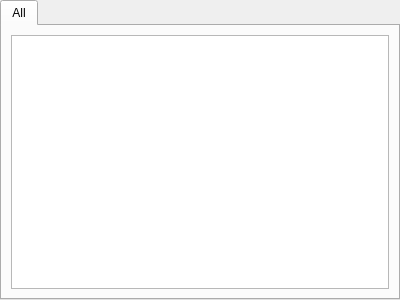
Qt form source/VIEW/WIDGETS/sequenceControl.ui (BALL-Project/ball) before a commit.
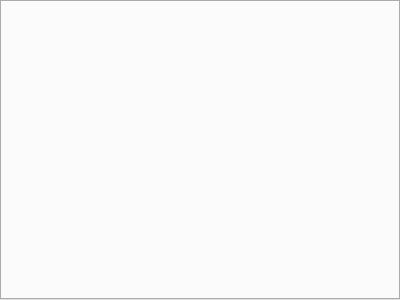
The same form after that commit.

Commit message:
Automated adding of new tabs in the SequenceControl and Several improvements
- automatic creation of a sequence new tab for each new protein -> later used for alignment
- close button for all but the first tab
- resize of SequenceControl window works now correctly
- updates (aa deletion and naming) from structures window "piped" to SequenceControl

The edit to the form file:
```diff
--- a/source/VIEW/WIDGETS/sequenceControl.ui
+++ b/source/VIEW/WIDGETS/sequenceControl.ui
@@ -16,23 +16,6 @@
   <property name="currentIndex">
    <number>0</number>
   </property>
-  <widget class="QWidget" name="all_sequences">
-   <attribute name="title">
-    <string>All</string>
-   </attribute>
-   <layout class="QVBoxLayout" name="verticalLayout">
-    <item>
-     <widget class="QTableView" name="sequence_view">
-      <property name="sizePolicy">
-       <sizepolicy hsizetype="MinimumExpanding" vsizetype="MinimumExpanding">
-        <horstretch>0</horstretch>
-        <verstretch>0</verstretch>
-       </sizepolicy>
-      </property>
-     </widget>
-    </item>
-   </layout>
-  </widget>
  </widget>
  <resources/>
  <connections/>
```
The commit also changes 2 other files.
